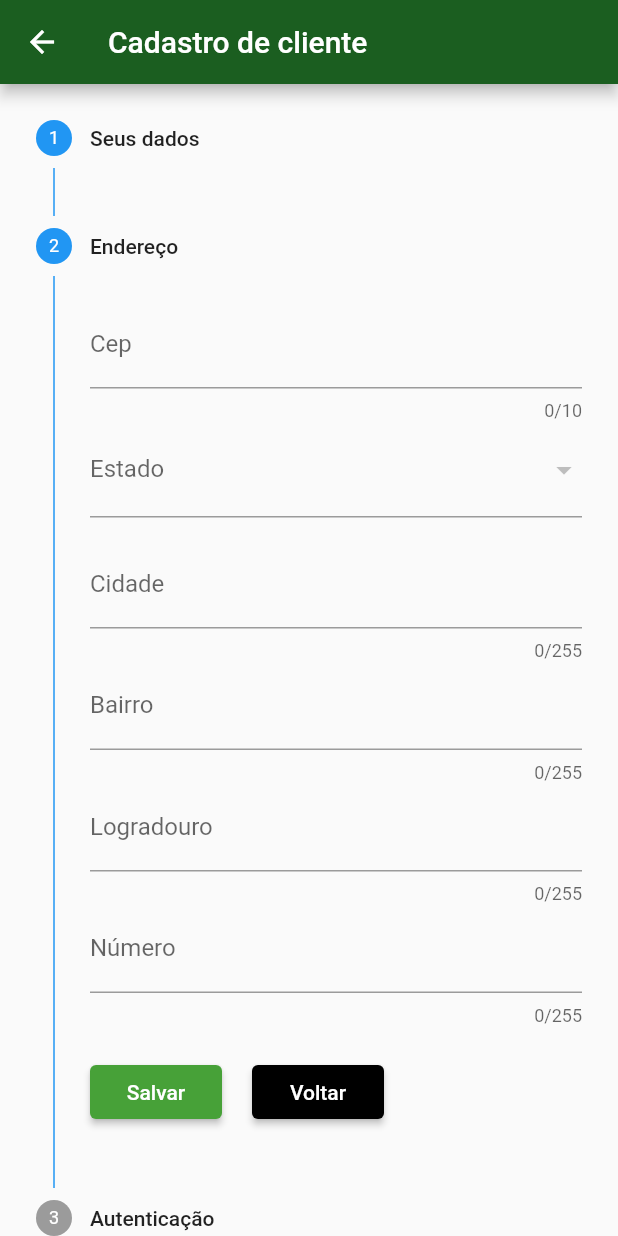
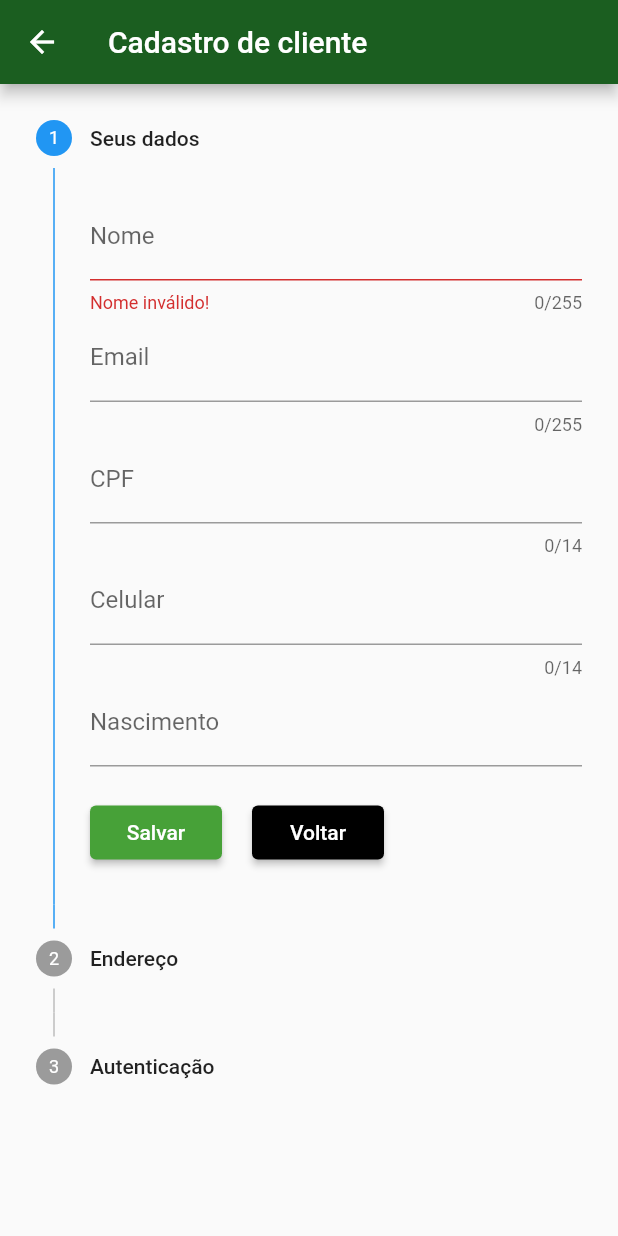
Before and after one commit to alura-cursos/alura_flutterforms, a Flutter app: the Registrar screen opened directly, after a tap on "Salvar", on a phone screen of 412 x 824 dp. Run offline on Flutter 3.47's test engine with Material 2 defaults, Android fonts, the phone set to English and light mode, and no system bars; drawn by our look-alikes of date_time_picker; our stand-ins replace brasil_fields, image_picker; missing offline and left inert: flux_validator_dart.

Commit message:
Vídeo 8.2

```diff
--- a/lib/screens/autenticacao/registrar.dart
+++ b/lib/screens/autenticacao/registrar.dart
@@ -1,3 +1,5 @@
+import 'dart:io';
+
 import 'package:brasil_fields/brasil_fields.dart';
 import 'package:bytebank/models/cliente.dart';
 import 'package:bytebank/screens/dashboard/dashboard.dart';
@@ -92,24 +94,25 @@ class Registrar extends StatelessWidget {
   }
 
   _salvarStep1(context) {
-    // if(_formUserData.currentState.validate()) {
+    if(_formUserData.currentState.validate()) {
 
-      // Cliente cliente = Provider.of<Cliente>(context);
-      // cliente.nome = _nomeController.text;
+      Cliente cliente = Provider.of<Cliente>(context);
+      cliente.nome = _nomeController.text;
 
       _proximoStep(context);
-    // }
+    }
   }
 
   _salvarStep2(context) {
-    // if(_formUserAddress.currentState.validate()) {
+    if(_formUserAddress.currentState.validate()) {
       _proximoStep(context);
-    // }
+    }
   }
 
   _salvarStep3(context) {
-    if(_formUserAuth.currentState.validate()) {
+    if(_formUserAuth.currentState.validate() && Provider.of<Cliente>(context).imagemRG != null) {
       FocusScope.of(context).unfocus();
+      Provider.of<Cliente>(context).imagemRG = null;
 
       Navigator.pushAndRemoveUntil(
           context,
@@ -379,17 +382,45 @@ class Registrar extends StatelessWidget {
     return step;
   }
 
-  _proximoStep(context) {
+  void _proximoStep(context) {
     Cliente cliente = Provider.of<Cliente>(context, listen: false);
     irPara(cliente.stepAtual + 1, cliente);
   }
 
-  irPara(int step, cliente) {
+  void irPara(int step, cliente) {
     cliente.stepAtual = step;
   }
 
-  _capturarRG(cliente) {
+  void _capturarRG(cliente) async {
+    final pickedImage = await _picker.getImage(source: ImageSource.camera);
+    cliente.imagemRG = File(pickedImage.path);
+  }
 
+  bool _jaEnviouRG(context) {
+    if(Provider.of<Cliente>(context).imagemRG != null)
+      return true;
+
+    return false;
+  }
+
+  Image _imagemDoRG(context) {
+    return Image.file(Provider.of<Cliente>(context).imagemRG);
+  }
+
+  Column _pedidoDeRG(context) {
+    return Column(
+      children: [
+        SizedBox(height: 15,),
+        Text(
+          'Foto do RG pendente!',
+          style: TextStyle(
+            color: Colors.red,
+            fontWeight: FontWeight.bold,
+            fontSize: 15
+          ),
+        ),
+      ],
+    );
   }
 
 }
```
